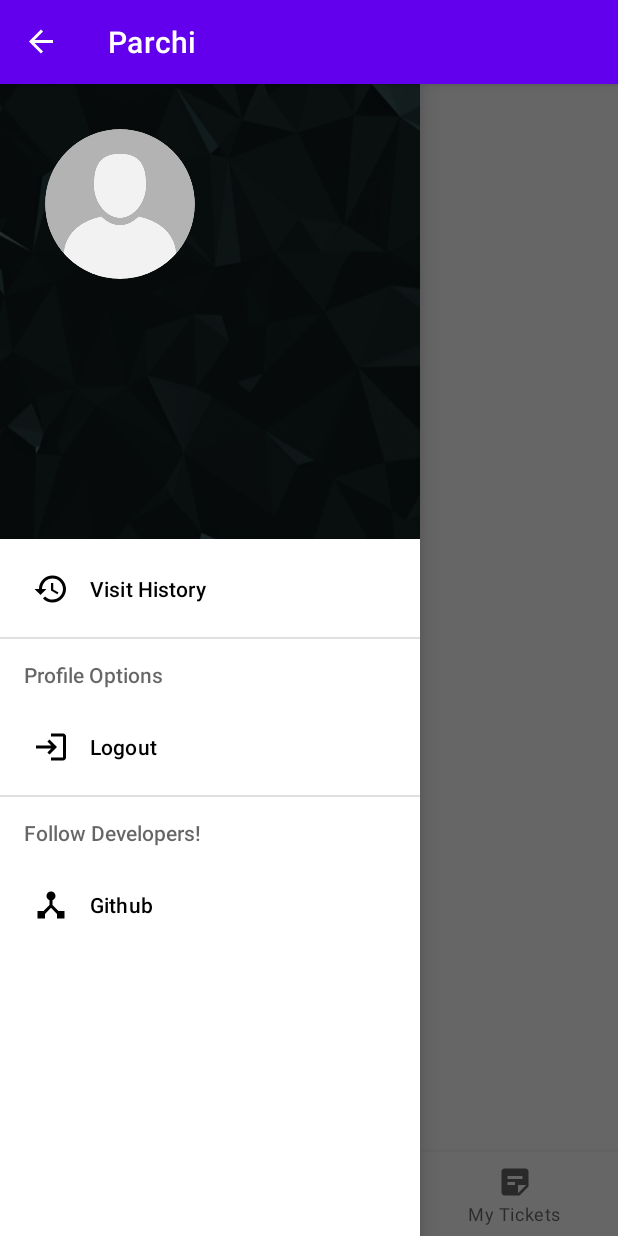
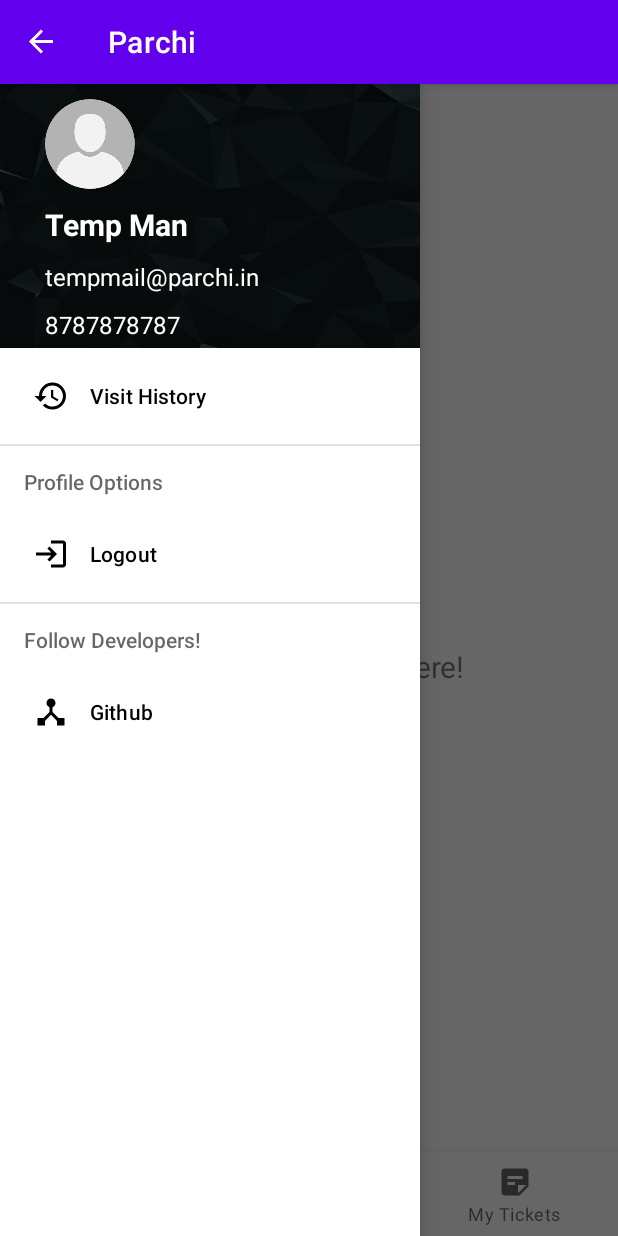
Before and after one commit to ShankarLohar/Parchi, an Android app: the screen it shows after launch once a user with an empty profile is signed in (BottomNavActivity), with the side drawer open, on a phone screen of 412 x 824 dp. Run offline under Robolectric (Android 15) with nearby library versions, the phone set to English and light mode, and no system bars; our stand-ins replace CircleImageView, Firebase (no records; nobody signed in at launch, a user with empty details on screens opened directly).

Commit message:
bottom nav and left drawer both added

```diff
--- a/app/build.gradle
+++ b/app/build.gradle
@@ -44,6 +44,7 @@
 
     implementation 'com.google.android.gms:play-services-auth:20.1.0'
 
+    implementation "androidx.coordinatorlayout:coordinatorlayout:1.2.0"
 
     implementation 'androidx.core:core-ktx:1.7.0'
     implementation 'androidx.appcompat:appcompat:1.4.1'
@@ -55,7 +56,9 @@
     implementation 'androidx.navigation:navigation-ui-ktx:2.4.1'
     implementation 'de.hdodenhof:circleimageview:3.1.0'
     implementation 'com.google.firebase:firebase-auth:19.2.0'
+    implementation("androidx.fragment:fragment-ktx:1.4.1")
     implementation 'com.google.firebase:firebase-database-ktx:20.0.3'
+    implementation 'com.google.firebase:firebase-database:20.0.3'
     testImplementation 'junit:junit:4.13.2'
     androidTestImplementation 'androidx.test.ext:junit:1.1.3'
     androidTestImplementation 'androidx.test.espresso:espresso-core:3.4.0'
--- a/app/src/main/java/com/shankarlohar/parchi/fragments/SearchFragment.kt
+++ b/app/src/main/java/com/shankarlohar/parchi/fragments/SearchFragment.kt
@@ -1,4 +1,23 @@
 package com.shankarlohar.parchi.fragments
 
-class SearchFragment {
+import android.os.Bundle
+import android.view.LayoutInflater
+import android.view.View
+import android.view.ViewGroup
+import androidx.fragment.app.Fragment
+import com.shankarlohar.parchi.databinding.FragmentSearchBinding
+
+class SearchFragment : Fragment() {
+
+    private lateinit var binding : FragmentSearchBinding
+
+    override fun onCreateView(
+        inflater: LayoutInflater,
+        container: ViewGroup?,
+        savedInstanceState: Bundle?
+    ): View? {
+        binding = FragmentSearchBinding.inflate(inflater, container, false)
+        return binding.root
+    }
+
 }
--- a/app/src/main/res/layout/activity_bottom_nav.xml
+++ b/app/src/main/res/layout/activity_bottom_nav.xml
@@ -7,9 +7,21 @@
     android:layout_height="match_parent"
     tools:context=".BottomNavActivity">
 
+
     <androidx.constraintlayout.widget.ConstraintLayout
         android:layout_width="match_parent"
         android:layout_height="match_parent">
+
+        <androidx.fragment.app.FragmentContainerView
+            android:id="@+id/nav_host_fragment_activity_bottom_nav"
+            android:name="com.shankarlohar.parchi.fragments.SearchFragment"
+            android:layout_width="match_parent"
+            android:layout_height="match_parent"
+            app:defaultNavHost="true"
+            app:layout_constraintBottom_toTopOf="@id/nav_view"
+            app:layout_constraintLeft_toLeftOf="parent"
+            app:layout_constraintRight_toRightOf="parent"
+            app:layout_constraintTop_toTopOf="parent" />
 
         <com.google.android.material.bottomnavigation.BottomNavigationView
             android:id="@+id/nav_view"
@@ -23,16 +35,7 @@
             app:layout_constraintRight_toRightOf="parent"
             app:menu="@menu/bottom_nav_menu" />
 
-        <fragment
-            android:id="@+id/nav_host_fragment_activity_bottom_nav"
-            android:name="androidx.navigation.fragment.NavHostFragment"
-            android:layout_width="match_parent"
-            android:layout_height="match_parent"
-            app:defaultNavHost="true"
-            app:layout_constraintBottom_toTopOf="@id/nav_view"
-            app:layout_constraintLeft_toLeftOf="parent"
-            app:layout_constraintRight_toRightOf="parent"
-            app:layout_constraintTop_toTopOf="parent" />
+
     </androidx.constraintlayout.widget.ConstraintLayout>
 
     <com.google.android.material.navigation.NavigationView
@@ -44,4 +47,5 @@
         app:headerLayout="@layout/drawer_header"
         app:menu="@menu/drawer_nav_menu" />
 
+
 </androidx.drawerlayout.widget.DrawerLayout>
--- a/app/src/main/res/layout/drawer_header.xml
+++ b/app/src/main/res/layout/drawer_header.xml
@@ -3,16 +3,17 @@
     xmlns:app="http://schemas.android.com/apk/res-auto"
     xmlns:tools="http://schemas.android.com/tools"
     android:layout_width="match_parent"
-    android:layout_height="match_parent"
+    android:gravity="bottom"
+    android:layout_height="@dimen/nav_header_height"
     android:background="@drawable/parchi_background"
-    android:orientation="vertical">
+    >
 
     <de.hdodenhof.circleimageview.CircleImageView
         android:id="@+id/user_profile"
-        android:layout_width="100dp"
-        android:layout_height="100dp"
+        android:layout_width="60dp"
+        android:layout_height="60dp"
         android:layout_marginStart="30dp"
-        android:layout_marginTop="30dp"
+        android:layout_marginTop="10dp"
         android:src="@drawable/parchi_profile_avatar"
         app:layout_constraintStart_toStartOf="parent"
         app:layout_constraintTop_toTopOf="parent" />
@@ -22,39 +23,36 @@
         android:layout_width="match_parent"
         android:layout_height="wrap_content"
         android:layout_marginStart="30dp"
-        android:layout_marginTop="8dp"
-        android:padding="8dp"
+        android:layout_marginTop="10dp"
         android:textColor="@color/white"
         android:textSize="20sp"
         android:textStyle="bold"
         app:layout_constraintTop_toBottomOf="@id/user_profile"
-        tools:text="Shankar Lohar" />
+        android:text="@string/temp_man" />
 
     <com.google.android.material.textview.MaterialTextView
         android:id="@+id/user_email_display"
         android:layout_width="wrap_content"
         android:layout_height="wrap_content"
         android:layout_marginStart="30dp"
-        android:layout_marginTop="8dp"
-        android:padding="8dp"
+        android:layout_marginTop="10dp"
         android:textColor="@color/white"
         android:textSize="16sp"
         app:layout_constraintStart_toStartOf="parent"
         app:layout_constraintTop_toBottomOf="@id/user_name_display"
-        tools:text="shankarlohar@parchi.in" />
+        android:text="@string/tempmail_parchi_in" />
 
     <com.google.android.material.textview.MaterialTextView
         android:id="@+id/user_phone"
         android:layout_width="wrap_content"
         android:layout_height="wrap_content"
         android:layout_marginStart="30dp"
-        android:layout_marginTop="8dp"
-        android:padding="8dp"
+        android:layout_marginTop="10dp"
         android:textColor="@color/white"
         android:textSize="16sp"
         app:layout_constraintStart_toStartOf="parent"
         app:layout_constraintTop_toBottomOf="@id/user_email_display"
-        tools:text="8787878787" />
+        android:text="@string/_8787878787" />
 
     <View
         app:layout_constraintTop_toBottomOf="@id/user_phone"
--- a/app/src/main/res/values/strings.xml
+++ b/app/src/main/res/values/strings.xml
@@ -38,4 +38,7 @@
     <string name="search">Search</string>
     <string name="app_title">Parchi</string>
     <string name="my_tickets">My Tickets</string>
+    <string name="temp_man">Temp Man</string>
+    <string name="tempmail_parchi_in">tempmail@parchi.in</string>
+    <string name="_8787878787">8787878787</string>
 </resources>
```
Also changed, not shown: app/src/main/java/com/shankarlohar/parchi/BottomNavActivity.kt (+50 -30 lines), app/src/main/java/com/shankarlohar/parchi/fragments/BookFragment.kt (+20 -1 lines), app/src/main/java/com/shankarlohar/parchi/fragments/MyTicketsFragment.kt (+20 -1 lines).
